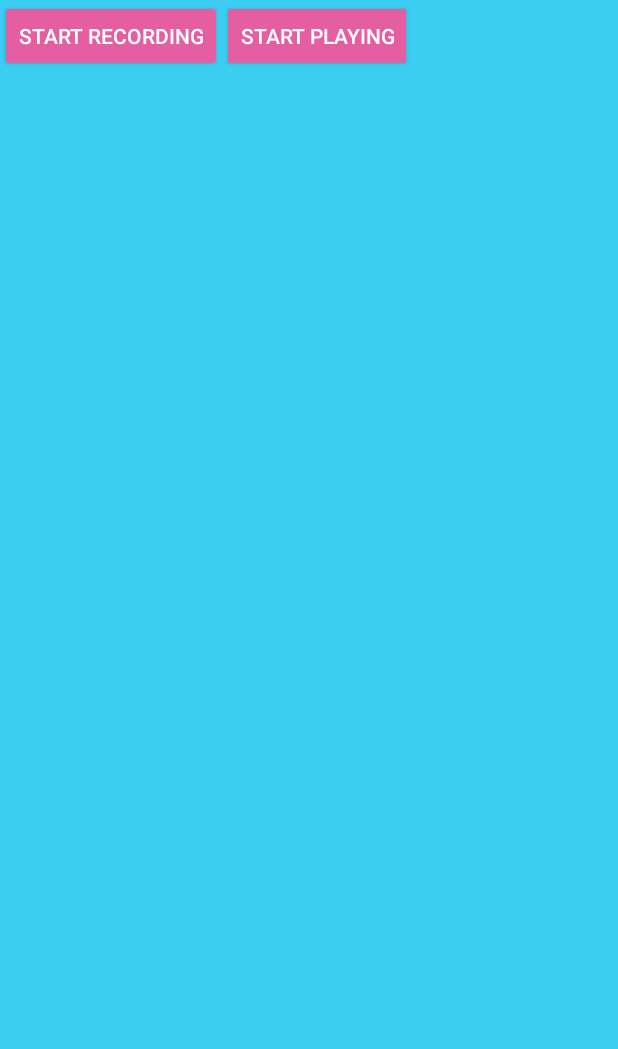
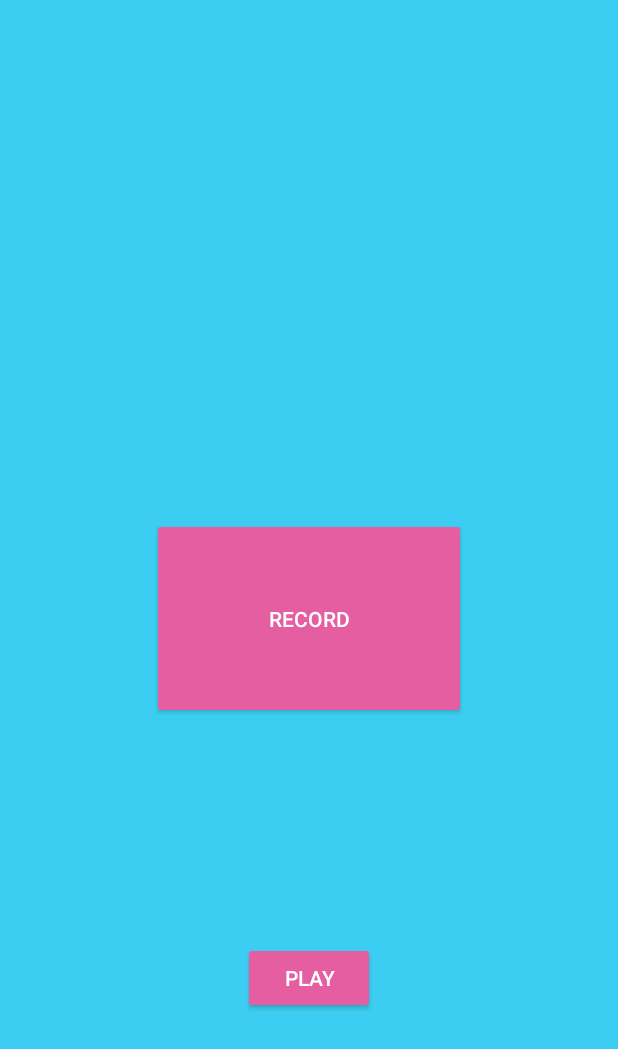
Before and after one commit to naufik/COMP30022-WFIO-app, an Android app: the RecordVoice screen opened directly, with no data from a screen before it, on a phone screen of 412 x 824 dp. Shown: the top 1049 px of the screen. Run offline under Robolectric (Android 15) with nearby library versions, the phone set to English and light mode, and no system bars; network calls fail.

Commit message:
reduced amount of code for recording voice
Now it uses the layout that was made instead of generating a layout through code

```diff
--- a/app/src/main/java/com/navigation/wfio_dlyw/navigation/RecordVoice.java
+++ b/app/src/main/java/com/navigation/wfio_dlyw/navigation/RecordVoice.java
@@ -1,7 +1,6 @@
 package com.navigation.wfio_dlyw.navigation;
 
 import android.Manifest;
-import android.content.Context;
 import android.content.pm.PackageManager;
 import android.media.MediaPlayer;
 import android.media.MediaRecorder;
@@ -9,25 +8,23 @@ import android.os.Bundle;
 import android.support.annotation.NonNull;
 import android.support.v4.app.ActivityCompat;
 import android.support.v7.app.AppCompatActivity;
-import android.util.Log;
+import android.view.MotionEvent;
 import android.view.View;
-import android.view.ViewGroup;
 import android.widget.Button;
-import android.widget.LinearLayout;
 
 import java.io.IOException;
 
 public class RecordVoice extends AppCompatActivity {
 
-    private static final String LOG_TAG = "AudioRecordTest";
-    private static final int REQUEST_RECORD_AUDIO_PERMISSION = 200;
+    private static final int REQUEST_AUDIO_RECORD = 200;
     private static String mFileName = null;
+    private boolean onPlay = false;
 
-    private RecordButton mRecordButton = null;
     private MediaRecorder mRecorder = null;
+    private MediaPlayer   mPlayer = null;
 
-    private PlayButton   mPlayButton = null;
-    private MediaPlayer   mPlayer = null;
+    private Button mRecord;
+    private Button mPlay;
 
     // Requesting permission to RECORD_AUDIO
     private boolean permissionToRecordAccepted = false;
@@ -37,7 +34,7 @@ public class RecordVoice extends AppCompatActivity {
     public void onRequestPermissionsResult(int requestCode, @NonNull String[] permissions, @NonNull int[] grantResults) {
         super.onRequestPermissionsResult(requestCode, permissions, grantResults);
         switch (requestCode){
-            case REQUEST_RECORD_AUDIO_PERMISSION:
+            case REQUEST_AUDIO_RECORD:
                 permissionToRecordAccepted  = grantResults[0] == PackageManager.PERMISSION_GRANTED;
                 break;
         }
@@ -45,20 +42,11 @@ public class RecordVoice extends AppCompatActivity {
 
     }
 
-    private void onRecord(boolean start) {
-        if (start) {
-            startRecording();
-        } else {
-            stopRecording();
-        }
-    }
-
-    private void onPlay(boolean start) {
-        if (start) {
+    private void playButton(boolean isPlaying){
+        if(isPlaying)
+            stopPlaying();
+        else
             startPlaying();
-        } else {
-            stopPlaying();
-        }
     }
 
     private void startPlaying() {
@@ -68,7 +56,7 @@ public class RecordVoice extends AppCompatActivity {
             mPlayer.prepare();
             mPlayer.start();
         } catch (IOException e) {
-            Log.e(LOG_TAG, "prepare() failed");
+            e.printStackTrace();
         }
     }
 
@@ -87,7 +75,7 @@ public class RecordVoice extends AppCompatActivity {
         try {
             mRecorder.prepare();
         } catch (IOException e) {
-            Log.e(LOG_TAG, "prepare() failed");
+            e.printStackTrace();
         }
 
         mRecorder.start();
@@ -99,50 +87,6 @@ public class RecordVoice extends AppCompatActivity {
         mRecorder = null;
     }
 
-    class RecordButton extends Button {
-        boolean mStartRecording = true;
-
-        OnClickListener clicker = new OnClickListener() {
-            public void onClick(View v) {
-                onRecord(mStartRecording);
-                if (mStartRecording) {
-                    setText("Stop recording");
-                } else {
-                    setText("Start recording");
-                }
-                mStartRecording = !mStartRecording;
-            }
-        };
-
-        public RecordButton(Context ctx) {
-            super(ctx);
-            setText("Start recording");
-            setOnClickListener(clicker);
-        }
-    }
-
-    class PlayButton extends Button {
-        boolean mStartPlaying = true;
-
-        OnClickListener clicker = new OnClickListener() {
-            public void onClick(View v) {
-                onPlay(mStartPlaying);
-                if (mStartPlaying) {
-                    setText("Stop playing");
-                } else {
-                    setText("Start playing");
-                }
-                mStartPlaying = !mStartPlaying;
-            }
-        };
-
-        public PlayButton(Context ctx) {
-            super(ctx);
-            setText("Start playing");
-            setOnClickListener(clicker);
-        }
-    }
-
     @Override
     public void onCreate(Bundle icicle) {
         super.onCreate(icicle);
@@ -151,22 +95,31 @@ public class RecordVoice extends AppCompatActivity {
         mFileName = getExternalCacheDir().getAbsolutePath();
         mFileName += "/audiorecordtest.3gp";
 
-        ActivityCompat.requestPermissions(this, permissions, REQUEST_RECORD_AUDIO_PERMISSION);
+        ActivityCompat.requestPermissions(this, permissions, REQUEST_AUDIO_RECORD);
+        setContentView(R.layout.activity_record_voice);
+        mRecord = findViewById(R.id.recordVoice);
+        mPlay = findViewById(R.id.play);
 
-        LinearLayout ll = new LinearLayout(this);
-        mRecordButton = new RecordButton(this);
-        ll.addView(mRecordButton,
-                new LinearLayout.LayoutParams(
-                        ViewGroup.LayoutParams.WRAP_CONTENT,
-                        ViewGroup.LayoutParams.WRAP_CONTENT,
-                        0));
-        mPlayButton = new PlayButton(this);
-        ll.addView(mPlayButton,
-                new LinearLayout.LayoutParams(
-                        ViewGroup.LayoutParams.WRAP_CONTENT,
-                        ViewGroup.LayoutParams.WRAP_CONTENT,
-                        0));
-        setContentView(ll);
+        mRecord.setOnTouchListener(new View.OnTouchListener(){
+
+            @Override
+            public boolean onTouch(View v, MotionEvent event) {
+                if(event.getAction() == MotionEvent.ACTION_DOWN){
+                    startRecording();
+                } else if(event.getAction() == MotionEvent.ACTION_UP){
+                    stopRecording();
+                }
+                return false;
+            }
+        });
+
+        mPlay.setOnClickListener(new View.OnClickListener() {
+            @Override
+            public void onClick(View v) {
+                playButton(onPlay);
+                onPlay = !onPlay;
+            }
+        });
     }
 
     @Override
@@ -183,5 +136,4 @@ public class RecordVoice extends AppCompatActivity {
             mPlayer = null;
         }
     }
-
 }
--- a/app/src/main/res/layout/activity_record_voice.xml
+++ b/app/src/main/res/layout/activity_record_voice.xml
@@ -19,4 +19,18 @@
         app:layout_constraintEnd_toEndOf="parent"
         app:layout_constraintStart_toStartOf="parent"
         app:layout_constraintTop_toTopOf="parent" />
+
+    <Button
+        android:id="@+id/play"
+        android:layout_width="wrap_content"
+        android:layout_height="wrap_content"
+        android:layout_marginBottom="8dp"
+        android:layout_marginEnd="8dp"
+        android:layout_marginStart="8dp"
+        android:layout_marginTop="8dp"
+        android:text="Play"
+        app:layout_constraintBottom_toBottomOf="parent"
+        app:layout_constraintEnd_toEndOf="parent"
+        app:layout_constraintStart_toStartOf="parent"
+        app:layout_constraintTop_toBottomOf="@+id/recordVoice" />
 </android.support.constraint.ConstraintLayout>
```
